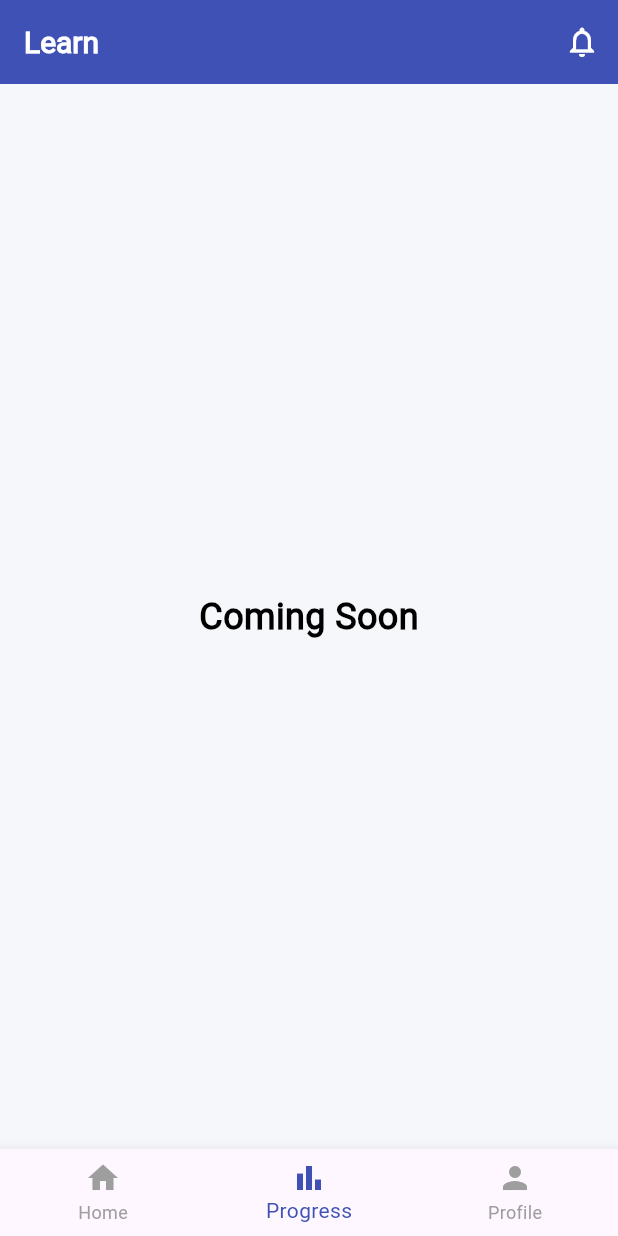
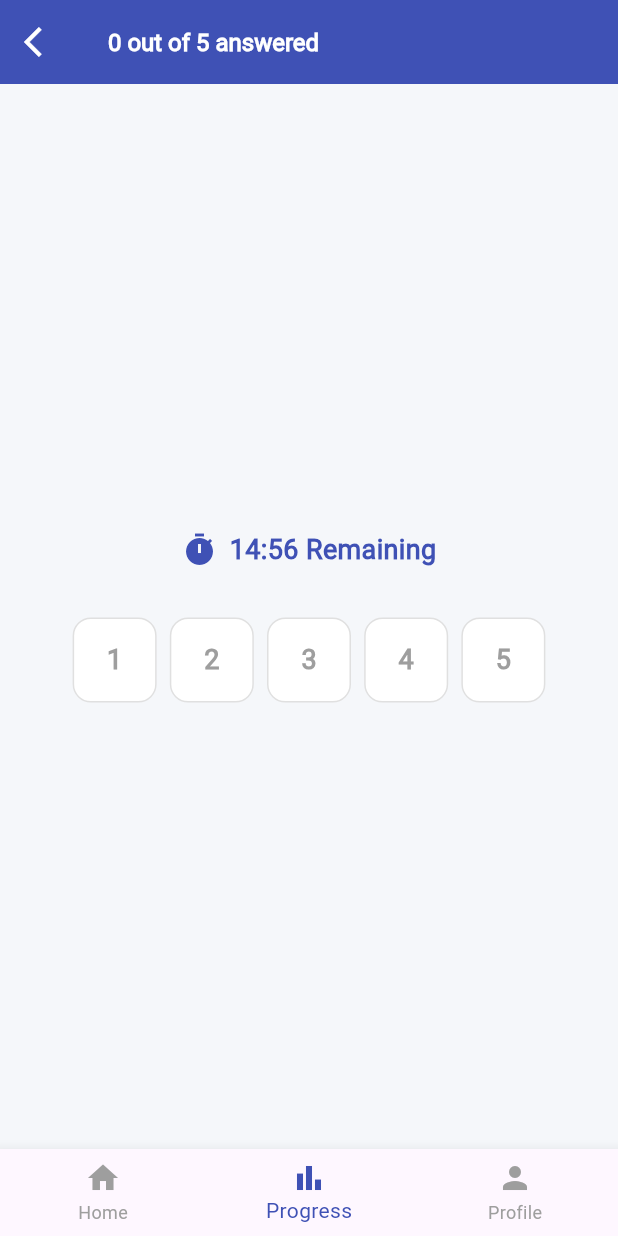
Before and after one commit to obialohenry/dartquizz, a Flutter app: the screen it shows after launch, item 2 of the bottom bar chosen, on a phone screen of 412 x 824 dp. Run offline on Flutter 3.47's test engine with Material 3 defaults, Android fonts, the phone set to English and light mode, and no system bars; our stand-ins replace flutter_riverpod, flutter_screenutil, flutter_svg.

Commit message:
build: Progress Screen

```diff
--- a/lib/config/app_colors.dart
+++ b/lib/config/app_colors.dart
@@ -20,4 +20,5 @@ class AppColors {
   static const kCosmicBlue = Color(0xFF3F51B5);
   static const kCharcoalBlack = Color(0xff212121);
   static const kSteelGray = Color(0xff757575);
+  static const kFlameOrange = Color(0xFFFF5722);
 }
--- a/lib/view/screens/dashboard/dashboard_screen.dart
+++ b/lib/view/screens/dashboard/dashboard_screen.dart
@@ -1,4 +1,3 @@
-import 'package:dartquizz/src/components.dart';
 import 'package:dartquizz/src/config.dart';
 import 'package:dartquizz/src/providers.dart';
 import 'package:flutter/material.dart';
@@ -11,16 +10,6 @@ class DashboardScreen extends ConsumerWidget {
     final dashboardProvider = ref.watch(dashboardViewModel);
     return Scaffold(
       backgroundColor: AppColors.kWhisperGray,
-      appBar: AppBar(
-        backgroundColor: AppColors.kRoyalIndigo,
-        title: TextView(text: learn, fontWeight: FontWeight.bold, fontSize: 20.spMin),
-        actions: [
-          IconButton(
-            onPressed: () {},
-            icon: Icon(Icons.notifications_none, color: AppColors.kWhite),
-          ),
-        ],
-      ),
       body: dashboardProvider.dashboardScreen[dashboardProvider.currentIndex],
       bottomNavigationBar: BottomNavigationBar(
         items: [
--- a/lib/view/screens/dashboard/progress_screen.dart
+++ b/lib/view/screens/dashboard/progress_screen.dart
@@ -8,9 +8,62 @@ class ProgressScreen extends StatelessWidget {
   @override
   Widget build(BuildContext context) {
     return Scaffold(
-       backgroundColor: AppColors.kWhisperGray,
-       body: Center(child: TextView(text: "Coming Soon",  fontWeight: FontWeight.bold,color:Colors.black,
-                  fontSize: 24.spMin,),),
+      backgroundColor: AppColors.kWhisperGray,
+      appBar: AppBar(
+        backgroundColor: AppColors.kRoyalIndigo,
+        leading: Icon(Icons.arrow_back_ios, color: AppColors.kWhite),
+        title: TextView(text: "0 out of 5 answered", fontWeight: FontWeight.w800),
+      ),
+      body: Column(
+        mainAxisAlignment: MainAxisAlignment.center,
+        children: [
+          Row(
+            mainAxisAlignment: MainAxisAlignment.center,
+            children: [
+              Icon(Icons.timer, size: 24.spMin, color: AppColors.kRoyalIndigo),
+              Gap(8),
+              TextView(
+                text: "14:56 Remaining",
+                color: AppColors.kRoyalIndigo,
+                fontSize: 18.spMin,
+                fontWeight: FontWeight.bold,
+              ),
+            ],
+          ),
+          Gap(32),
+          Wrap(
+            spacing: 8.w,
+            children: List.generate(5, (index) {
+              return QuestionNumberButton(questionNumber: (index + 1));
+            }),
+          ),
+        ],
+      ),
     );
   }
 }
+
+class QuestionNumberButton extends StatelessWidget {
+  const QuestionNumberButton({super.key, required this.questionNumber});
+  final int questionNumber;
+  @override
+  Widget build(BuildContext context) {
+    return Container(
+      alignment: Alignment.center,
+      width: 56,
+      height: 56.h,
+      // margin: EdgeInsets.only(right: 8),
+      decoration: BoxDecoration(
+        borderRadius: BorderRadius.circular(12.r),
+        color: AppColors.kWhite,
+        border: Border.all(color: Colors.grey.shade300, width: 1),
+      ),
+      child: TextView(
+        text: questionNumber.toString(),
+        fontSize: 18.spMin,
+        fontWeight: FontWeight.bold,
+        color: Colors.grey,
+      ),
+    );
+  }
+}
--- a/lib/view/screens/log_in_screen.dart
+++ b/lib/view/screens/log_in_screen.dart
@@ -18,7 +18,7 @@ class LoginScreen extends StatelessWidget {
               Align(
                 alignment: Alignment.topLeft,
                 child: IconButton(
-                  icon: Icon(Icons.arrow_back, color: AppColors.kWhite),
+                  icon: Icon(Icons.arrow_back_ios, color: AppColors.kWhite),
                   onPressed: () => navigateBack(context),
                 ),
               ),
```
Also changed, not shown: lib/view/screens/dashboard/home/home_screen.dart (+10 -0 lines), lib/view/screens/dashboard/profile_screen.dart (+101 -7 lines).
